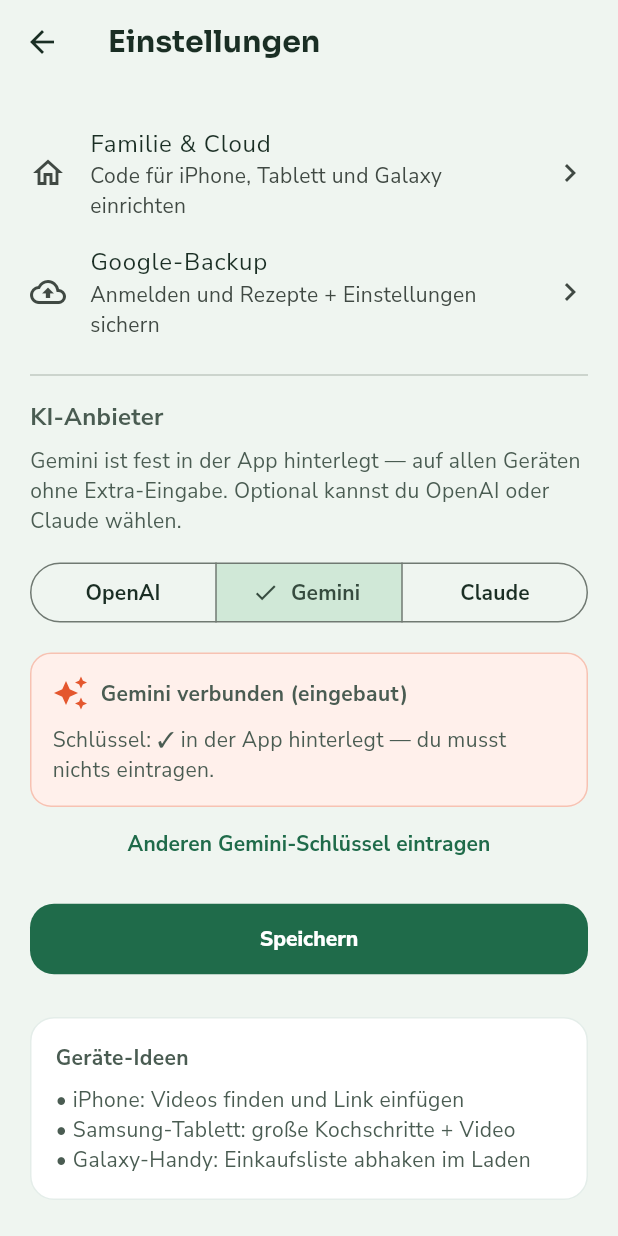
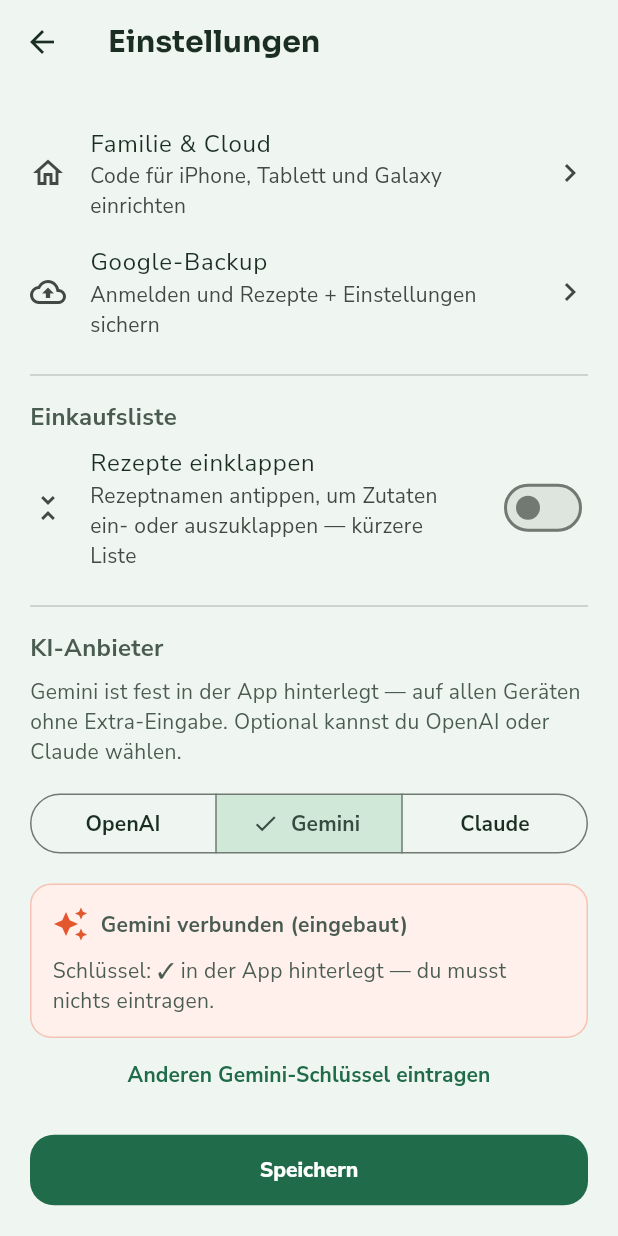
Before and after one commit to bernhardbesser84/rezeptezumnachkochen, a Flutter app: the screen it shows after launch, after a tap on the "settings" icon, on a phone screen of 412 x 824 dp. Run offline on Flutter 3.47's test engine with Material 3 defaults, Android fonts, the phone set to English and light mode, and no system bars; our stand-ins replace app_links, google_fonts, google_sign_in, image_picker, shared_preferences, supabase_flutter and 1 more; missing offline and left inert: dart:js_interop, file_selector, receive_sharing_intent, syncfusion_flutter_pdf; accounts and stored records are empty.

Commit message:
feat: Einkaufsliste Rezepte einklappbar (Einstellung)
Optional in den Einstellungen: Rezeptnamen antippen öffnet/schließt
die Zutaten-Liste, damit die Einkaufsliste kürzer bleibt.

Co-authored-by: bernhardbesser84 <bernhardbesser84@users.noreply.github.com>

```diff
--- a/lib/screens/settings_screen.dart
+++ b/lib/screens/settings_screen.dart
@@ -32,6 +32,7 @@ class _SettingsScreenState extends State<SettingsScreen> {
   bool _loading = true;
   bool _obscure = false; // Auf dem iPhone sonst oft kein „Einfügen“
   bool _showGeminiOverride = false;
+  bool _shoppingCollapse = false;
   AiProvider _provider =
       GeminiDefaults.hasBuiltInKey ? AiProvider.gemini : AiProvider.openai;
 
@@ -47,14 +48,22 @@ class _SettingsScreenState extends State<SettingsScreen> {
   Future<void> _load() async {
     final provider = await widget.repository.storage.getAiProvider();
     final key = await widget.repository.storage.getApiKeyFor(provider);
+    final collapse =
+        await widget.repository.storage.isShoppingCollapseEnabled();
     _provider = provider;
     _controller.text = key ?? '';
+    _shoppingCollapse = collapse;
     // Eigenen Gemini-Schlüssel nur zeigen, wenn er vom eingebauten abweicht.
     _showGeminiOverride = provider == AiProvider.gemini &&
         GeminiDefaults.hasBuiltInKey &&
         (key?.trim().isNotEmpty ?? false) &&
         key!.trim() != GeminiDefaults.apiKey.trim();
     if (mounted) setState(() => _loading = false);
+  }
+
+  Future<void> _setShoppingCollapse(bool value) async {
+    setState(() => _shoppingCollapse = value);
+    await widget.repository.storage.setShoppingCollapseEnabled(value);
   }
 
   Future<void> _persistCurrentKey() async {
@@ -186,6 +195,22 @@ class _SettingsScreenState extends State<SettingsScreen> {
                       );
                     },
                   ),
+                const Divider(height: 32),
+                const Text(
+                  'Einkaufsliste',
+                  style: TextStyle(fontWeight: FontWeight.w700, fontSize: 16),
+                ),
+                SwitchListTile(
+                  contentPadding: EdgeInsets.zero,
+                  secondary: const Icon(Icons.unfold_less),
+                  title: const Text('Rezepte einklappen'),
+                  subtitle: const Text(
+                    'Rezeptnamen antippen, um Zutaten ein- oder '
+                    'auszuklappen — kürzere Liste',
+                  ),
+                  value: _shoppingCollapse,
+                  onChanged: _setShoppingCollapse,
+                ),
                 const Divider(height: 32),
                 const Text(
                   'KI-Anbieter',
--- a/lib/services/recipe_storage.dart
+++ b/lib/services/recipe_storage.dart
@@ -23,6 +23,7 @@ class RecipeStorage {
   static const _googleBackupEnabledKey = 'google_backup_enabled';
   static const _googleBackupEmailKey = 'google_backup_email';
   static const _googleBackupLastAtKey = 'google_backup_last_at';
+  static const _shoppingCollapseKey = 'shopping_collapse_recipes';
 
   final _uuid = const Uuid();
 
@@ -305,6 +306,17 @@ class RecipeStorage {
     }
   }
 
+  /// Wenn true: Rezept-Abschnitte in der Einkaufsliste sind einklappbar.
+  Future<bool> isShoppingCollapseEnabled() async {
+    final prefs = await SharedPreferences.getInstance();
+    return prefs.getBool(_shoppingCollapseKey) ?? false;
+  }
+
+  Future<void> setShoppingCollapseEnabled(bool value) async {
+    final prefs = await SharedPreferences.getInstance();
+    await prefs.setBool(_shoppingCollapseKey, value);
+  }
+
   Future<bool> wasDemoSeeded() async {
     final prefs = await SharedPreferences.getInstance();
     return prefs.getBool(_seededKey) ?? false;
```
Also changed, not shown: lib/screens/shopping_list_screen.dart (+117 -33 lines), 1 other file.
